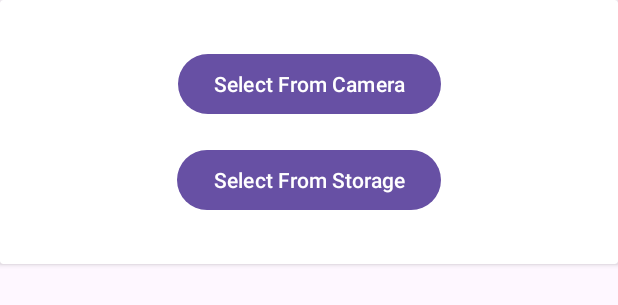
After one commit to JorgeTranin/RecursosNativosAndroid, an Android app: the layout image_picker_dialog.xml on its own in the app's theme, with its tools: preview values and no code run, on a phone screen of 412 x 824 dp. The commit adds this screen. Shown: the top 305 px of the screen. Run offline under Robolectric (Android 15) with nearby library versions, the phone set to English and light mode, and no system bars.

Commit message:
Implementação captura de fotos pela camera e acesso galeria

```diff
--- a/app/build.gradle
+++ b/app/build.gradle
@@ -36,6 +36,7 @@ android {
 }
 
 dependencies {
+    implementation "com.vanniktech:android-image-cropper:4.5.0"
 
     implementation 'androidx.core:core-ktx:1.8.0'
     implementation 'androidx.appcompat:appcompat:1.6.1'
--- /dev/null
+++ b/app/src/main/res/color/colorbg.xml
@@ -0,0 +1,4 @@
+<?xml version="1.0" encoding="utf-8"?>
+<selector xmlns:android="http://schemas.android.com/apk/res/android">
+
+</selector>
--- a/app/src/main/res/layout/activity_fotos.xml
+++ b/app/src/main/res/layout/activity_fotos.xml
@@ -8,7 +8,7 @@
     tools:context=".agenda.AgendaActivity">
 
     <ImageView
-        android:id="@+id/appCompatImageButton"
+        android:id="@+id/iv_imagem_usuario"
         android:layout_width="wrap_content"
         android:layout_height="wrap_content"
         android:scaleType="centerCrop"
@@ -21,7 +21,7 @@
         />
 
     <Button
-        android:id="@+id/btn_set_event_calendar"
+        android:id="@+id/btn_set_image"
         style="@style/Widget.MaterialComponents.Button.OutlinedButton"
         android:layout_width="wrap_content"
         android:layout_height="wrap_content"
@@ -36,6 +36,6 @@
         app:layout_constraintBottom_toBottomOf="parent"
         app:layout_constraintEnd_toEndOf="parent"
         app:layout_constraintStart_toStartOf="parent"
-        app:layout_constraintTop_toBottomOf="@+id/appCompatImageButton" />
+        app:layout_constraintTop_toBottomOf="@+id/iv_imagem_usuario" />
 
 </androidx.constraintlayout.widget.ConstraintLayout>
--- /dev/null
+++ b/app/src/main/res/layout/image_picker_dialog.xml
@@ -0,0 +1,40 @@
+<?xml version="1.0" encoding="utf-8"?>
+<androidx.cardview.widget.CardView xmlns:android="http://schemas.android.com/apk/res/android"
+    xmlns:app="http://schemas.android.com/apk/res-auto"
+    xmlns:tools="http://schemas.android.com/tools"
+    android:layout_width="match_parent"
+    android:layout_height="wrap_content">
+
+    <androidx.constraintlayout.widget.ConstraintLayout
+        android:layout_width="match_parent"
+        android:layout_height="wrap_content">
+
+        <Button
+            android:id="@+id/selectFromCamera"
+            android:layout_width="wrap_content"
+            android:layout_height="wrap_content"
+            android:layout_marginStart="32dp"
+            android:layout_marginTop="32dp"
+            android:layout_marginEnd="32dp"
+            android:layout_marginBottom="8dp"
+            android:text="Select From Camera"
+            app:layout_constraintBottom_toTopOf="@+id/selectFromPicker"
+            app:layout_constraintEnd_toEndOf="parent"
+            app:layout_constraintStart_toStartOf="parent"
+            app:layout_constraintTop_toTopOf="parent" />
+
+        <Button
+            android:id="@+id/selectFromPicker"
+            android:layout_width="wrap_content"
+            android:layout_height="wrap_content"
+            android:layout_marginStart="32dp"
+            android:layout_marginTop="8dp"
+            android:layout_marginEnd="32dp"
+            android:layout_marginBottom="32dp"
+            android:text="Select From Storage"
+            app:layout_constraintBottom_toBottomOf="parent"
+            app:layout_constraintEnd_toEndOf="parent"
+            app:layout_constraintStart_toStartOf="parent"
+            app:layout_constraintTop_toBottomOf="@+id/selectFromCamera" />
+    </androidx.constraintlayout.widget.ConstraintLayout>
+</androidx.cardview.widget.CardView>
--- a/app/src/main/res/values/strings.xml
+++ b/app/src/main/res/values/strings.xml
@@ -6,4 +6,5 @@
     <string name="contact_phone_placeholder">phone number contato</string>
     <string name="carregar_foto">Carregar Foto</string>
     <string name="imagem_a_ser_selecionada">Imagem a ser selecionada</string>
+    <string name="abrir_camera">Abrir camera</string>
 </resources>
```
Also changed, not shown: app/src/main/AndroidManifest.xml (+10 -1 lines), app/src/main/java/com/jorgetranin/recursosnativosandroid/camera/CameraActivity.kt (added, +37 -0 lines), app/src/main/java/com/jorgetranin/recursosnativosandroid/camera/ImagePicker.kt (added, +254 -0 lines), app/src/main/java/com/jorgetranin/recursosnativosandroid/fotos/FotosActivity.kt (+53 -1 lines), app/src/main/res/layout/activity_camera.xml (added, +33 -0 lines), 1 other file.
